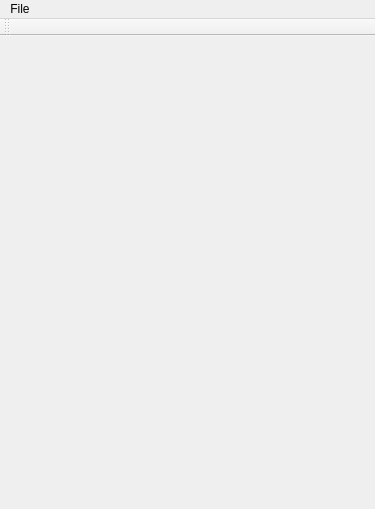
Before: the Qt Designer form interface/src/mainwindow.ui in NicolasLutz/bddm_s2, drawn with Qt 5.
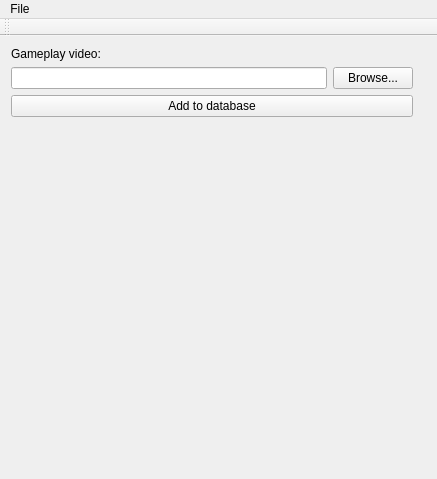
After: the same form once the commit is applied.

```diff
--- a/interface/src/mainwindow.ui
+++ b/interface/src/mainwindow.ui
@@ -6,20 +6,89 @@
    <rect>
     <x>0</x>
     <y>0</y>
-    <width>375</width>
-    <height>509</height>
+    <width>437</width>
+    <height>479</height>
    </rect>
   </property>
   <property name="windowTitle">
    <string>MainWindow</string>
   </property>
-  <widget class="QWidget" name="centralWidget"/>
+  <widget class="QWidget" name="centralWidget">
+   <layout class="QHBoxLayout" name="horizontalLayout_3">
+    <item>
+     <layout class="QVBoxLayout" name="verticalLayout_2">
+      <property name="sizeConstraint">
+       <enum>QLayout::SetDefaultConstraint</enum>
+      </property>
+      <item>
+       <layout class="QGridLayout" name="gridLayout">
+        <item row="1" column="0">
+         <widget class="QLineEdit" name="lineEdit">
+          <property name="readOnly">
+           <bool>true</bool>
+          </property>
+         </widget>
+        </item>
+        <item row="0" column="0">
+         <widget class="QLabel" name="label">
+          <property name="text">
+           <string>Gameplay video:</string>
+          </property>
+         </widget>
+        </item>
+        <item row="1" column="1">
+         <widget class="QPushButton" name="pushButton">
+          <property name="text">
+           <string>Browse...</string>
+          </property>
+         </widget>
+        </item>
+       </layout>
+      </item>
+      <item>
+       <widget class="QPushButton" name="pushButton_3">
+        <property name="text">
+         <string>Add to database</string>
+        </property>
+       </widget>
+      </item>
+      <item>
+       <spacer name="verticalSpacer">
+        <property name="orientation">
+         <enum>Qt::Vertical</enum>
+        </property>
+        <property name="sizeHint" stdset="0">
+         <size>
+          <width>20</width>
+          <height>40</height>
+         </size>
+        </property>
+       </spacer>
+      </item>
+     </layout>
+    </item>
+    <item>
+     <layout class="QHBoxLayout" name="horizontalLayout">
+      <property name="sizeConstraint">
+       <enum>QLayout::SetMaximumSize</enum>
+      </property>
+      <item>
+       <widget class="QLabel" name="label_2">
+        <property name="text">
+         <string/>
+        </property>
+       </widget>
+      </item>
+     </layout>
+    </item>
+   </layout>
+  </widget>
   <widget class="QMenuBar" name="menuBar">
    <property name="geometry">
     <rect>
      <x>0</x>
      <y>0</y>
-     <width>375</width>
+     <width>437</width>
      <height>25</height>
     </rect>
    </property>
```
